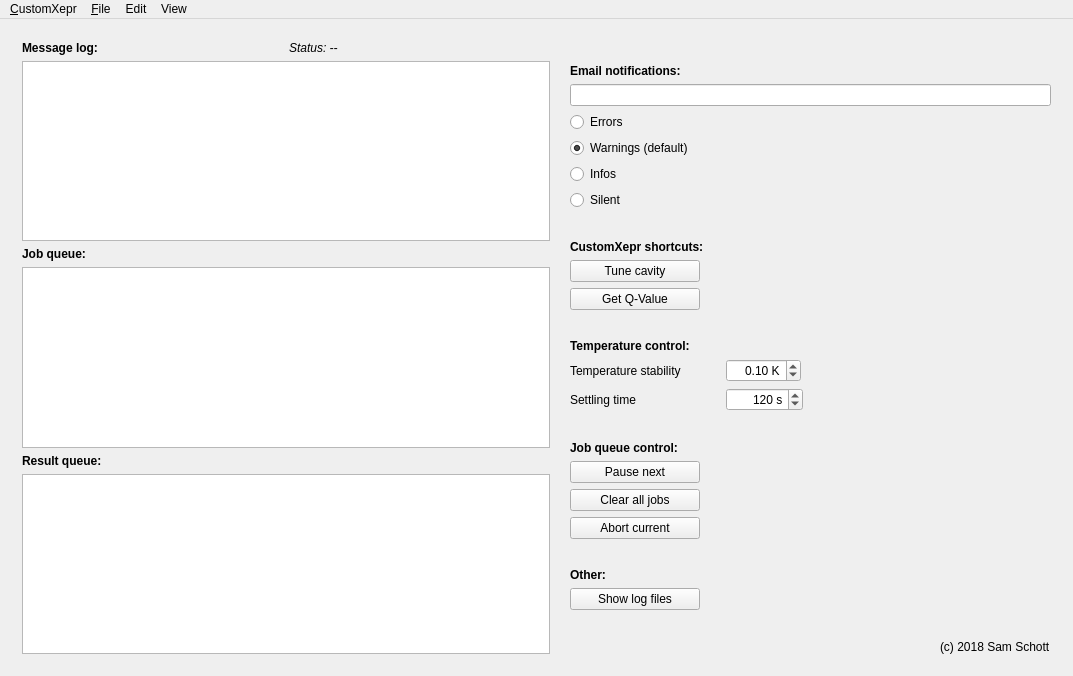
The window that xeprtools/customxepr_ui.ui (OE-FET/customxepr) describes before a commit, drawn with Qt 5.
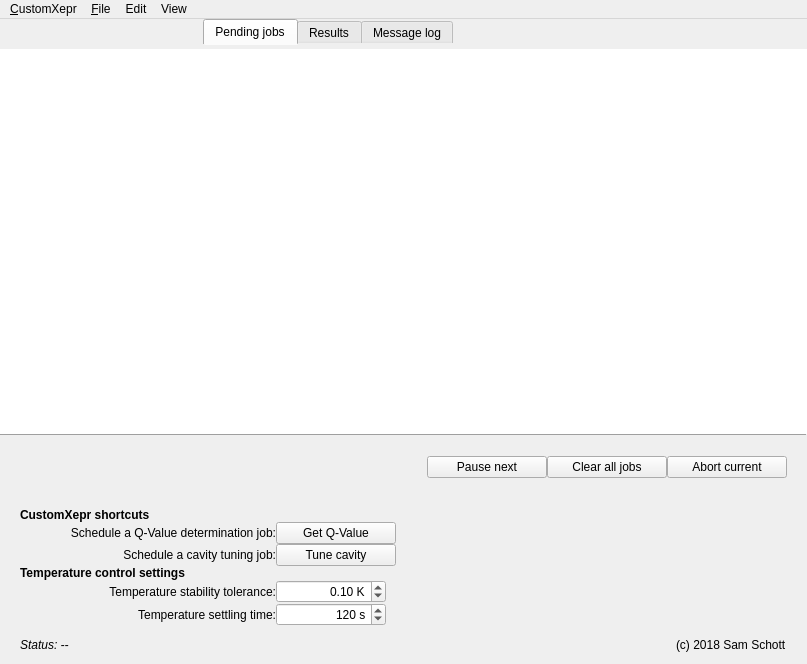
The same window after the commit. Custom widgets are drawn as their Qt base class.

Commit message: updated README, deleted old ui

```diff
--- a/xeprtools/customxepr_ui.ui
+++ b/xeprtools/customxepr_ui.ui
@@ -6,8 +6,8 @@
    <rect>
     <x>0</x>
     <y>0</y>
-    <width>1073</width>
-    <height>676</height>
+    <width>807</width>
+    <height>664</height>
    </rect>
   </property>
   <property name="palette">
@@ -50,63 +50,35 @@
   <property name="windowTitle">
    <string>CustomXepr</string>
   </property>
+  <property name="unifiedTitleAndToolBarOnMac">
+   <bool>true</bool>
+  </property>
   <widget class="QWidget" name="centralwidget">
    <layout class="QGridLayout" name="gridLayout">
     <property name="leftMargin">
-     <number>22</number>
+     <number>0</number>
     </property>
     <property name="topMargin">
-     <number>22</number>
+     <number>0</number>
     </property>
     <property name="rightMargin">
-     <number>22</number>
+     <number>0</number>
     </property>
     <property name="bottomMargin">
-     <number>22</number>
+     <number>12</number>
+    </property>
+    <property name="verticalSpacing">
+     <number>0</number>
+    </property>
+    <item row="3" column="0" rowspan="3" colspan="4">
+     <layout class="QGridLayout" name="gridLayout_8">
+      <property name="leftMargin">
+       <number>20</number>
+      </property>
+      <property name="rightMargin">
+       <number>20</number>
     </property>
     <item row="0" column="0">
-     <widget class="QSplitter" name="splitter">
-      <property name="orientation">
-       <enum>Qt::Horizontal</enum>
-      </property>
-      <property name="handleWidth">
-       <number>0</number>
-      </property>
-      <property name="childrenCollapsible">
-       <bool>true</bool>
-      </property>
-      <widget class="QWidget" name="layoutWidget">
-       <layout class="QGridLayout" name="gridLayout1">
-        <property name="rightMargin">
-         <number>10</number>
-        </property>
-        <item row="2" column="0" colspan="2">
-         <widget class="QLabel" name="label_2">
-          <property name="font">
-           <font>
-            <weight>75</weight>
-            <bold>true</bold>
-           </font>
-          </property>
-          <property name="text">
-           <string>Job queue:</string>
-          </property>
-         </widget>
-        </item>
-        <item row="4" column="0" colspan="2">
-         <widget class="QLabel" name="label_4">
-          <property name="font">
-           <font>
-            <weight>75</weight>
-            <bold>true</bold>
-           </font>
-          </property>
-          <property name="text">
-           <string>Result queue:</string>
-          </property>
-         </widget>
-        </item>
-        <item row="0" column="1">
          <widget class="QLabel" name="statusField">
           <property name="font">
            <font>
@@ -118,136 +90,233 @@
           </property>
          </widget>
         </item>
-        <item row="1" column="0" colspan="2">
-         <widget class="QTreeView" name="messageLogDisplay">
-          <property name="alternatingRowColors">
-           <bool>true</bool>
+      <item row="0" column="1" alignment="Qt::AlignRight">
+       <widget class="QLabel" name="labelCopyRight">
+        <property name="text">
+         <string>(c) 2018 Sam Schott</string>
           </property>
          </widget>
         </item>
-        <item row="3" column="0" colspan="2">
+     </layout>
+    </item>
+    <item row="0" column="1" colspan="2">
+     <widget class="QTabWidget" name="tabWidget">
+      <property name="maximumSize">
+       <size>
+        <width>16777215</width>
+        <height>30</height>
+       </size>
+      </property>
+      <property name="styleSheet">
+       <string notr="true">QTabWidget::pane
+{
+    border-top: transparent;
+    background-color: transparent;
+}
+</string>
+      </property>
+      <property name="currentIndex">
+       <number>0</number>
+      </property>
+      <widget class="QWidget" name="tab">
+       <attribute name="title">
+        <string>Pending jobs</string>
+       </attribute>
+       <layout class="QGridLayout" name="gridLayout_4">
+        <property name="leftMargin">
+         <number>0</number>
+        </property>
+        <property name="rightMargin">
+         <number>0</number>
+        </property>
+        <property name="horizontalSpacing">
+         <number>-1</number>
+        </property>
+       </layout>
+      </widget>
+      <widget class="QWidget" name="tab_2">
+       <attribute name="title">
+        <string>Results</string>
+       </attribute>
+       <layout class="QGridLayout" name="gridLayout_6">
+        <property name="leftMargin">
+         <number>0</number>
+        </property>
+        <property name="rightMargin">
+         <number>0</number>
+        </property>
+       </layout>
+      </widget>
+      <widget class="QWidget" name="tab_3">
+       <attribute name="title">
+        <string>Message log</string>
+       </attribute>
+       <layout class="QGridLayout" name="gridLayout_5">
+        <property name="leftMargin">
+         <number>0</number>
+        </property>
+        <property name="rightMargin">
+         <number>0</number>
+        </property>
+       </layout>
+      </widget>
+     </widget>
+    </item>
+    <item row="1" column="0" colspan="4">
+     <widget class="QStackedWidget" name="stackedWidget">
+      <property name="currentIndex">
+       <number>0</number>
+      </property>
+      <widget class="QWidget" name="page">
+       <layout class="QGridLayout" name="gridLayout_2">
+        <property name="leftMargin">
+         <number>0</number>
+        </property>
+        <property name="topMargin">
+         <number>0</number>
+        </property>
+        <property name="rightMargin">
+         <number>0</number>
+        </property>
+        <property name="bottomMargin">
+         <number>12</number>
+        </property>
+        <property name="verticalSpacing">
+         <number>0</number>
+        </property>
+        <item row="0" column="0" colspan="2">
          <widget class="QTreeView" name="jobQueueDisplay">
-          <property name="contextMenuPolicy">
-           <enum>Qt::ActionsContextMenu</enum>
+          <property name="frameShape">
+           <enum>QFrame::NoFrame</enum>
+          </property>
+          <property name="editTriggers">
+           <set>QAbstractItemView::NoEditTriggers</set>
           </property>
           <property name="alternatingRowColors">
            <bool>true</bool>
           </property>
           <property name="selectionMode">
-           <enum>QAbstractItemView::ExtendedSelection</enum>
+           <enum>QAbstractItemView::MultiSelection</enum>
+          </property>
+          <property name="autoExpandDelay">
+           <number>1</number>
           </property>
          </widget>
         </item>
+        <item row="3" column="0" colspan="2">
+         <layout class="QGridLayout" name="gridLayout_12">
+          <property name="leftMargin">
+           <number>20</number>
+          </property>
+          <property name="topMargin">
+           <number>20</number>
+          </property>
+          <property name="rightMargin">
+           <number>20</number>
+          </property>
+          <property name="bottomMargin">
+           <number>30</number>
+          </property>
         <item row="0" column="0">
-         <widget class="QLabel" name="label_1">
-          <property name="font">
-           <font>
-            <weight>75</weight>
-            <bold>true</bold>
-           </font>
+           <spacer name="horizontalSpacer_2">
+            <property name="orientation">
+             <enum>Qt::Horizontal</enum>
+            </property>
+            <property name="sizeHint" stdset="0">
+             <size>
+              <width>40</width>
+              <height>20</height>
+             </size>
+            </property>
+           </spacer>
+          </item>
+          <item row="0" column="1">
+           <widget class="QPushButton" name="pauseButton">
+            <property name="minimumSize">
+             <size>
+              <width>120</width>
+              <height>0</height>
+             </size>
+            </property>
+            <property name="maximumSize">
+             <size>
+              <width>120</width>
+              <height>16777215</height>
+             </size>
+            </property>
+            <property name="toolTip">
+             <string>&lt;html&gt;&lt;head/&gt;&lt;body&gt;&lt;p&gt;Pause after the current job has been executed. &lt;/p&gt;&lt;/body&gt;&lt;/html&gt;</string>
           </property>
           <property name="text">
-           <string>Message log:</string>
+             <string>Pause next</string>
           </property>
          </widget>
         </item>
-        <item row="5" column="0" colspan="2">
-         <widget class="QTreeView" name="resultQueueDisplay">
-          <property name="alternatingRowColors">
-           <bool>true</bool>
-          </property>
-          <property name="selectionMode">
-           <enum>QAbstractItemView::ExtendedSelection</enum>
-          </property>
-         </widget>
-        </item>
-       </layout>
-      </widget>
-      <widget class="QWidget" name="layoutWidget_2">
-       <layout class="QGridLayout" name="gridLayout_2" columnstretch="2,0">
-        <property name="leftMargin">
-         <number>10</number>
-        </property>
-        <item row="19" column="0" colspan="2" alignment="Qt::AlignLeft">
+          <item row="0" column="3">
          <widget class="QPushButton" name="abortButton">
           <property name="minimumSize">
            <size>
-            <width>130</width>
+              <width>120</width>
             <height>0</height>
            </size>
           </property>
+            <property name="maximumSize">
+             <size>
+              <width>120</width>
+              <height>16777215</height>
+             </size>
+            </property>
+            <property name="toolTip">
+             <string>&lt;html&gt;&lt;head/&gt;&lt;body&gt;&lt;p&gt;Abort the current job, move on to the next.&lt;/p&gt;&lt;/body&gt;&lt;/html&gt;</string>
+            </property>
           <property name="text">
            <string>Abort current</string>
           </property>
          </widget>
         </item>
-        <item row="20" column="0" colspan="2">
-         <spacer name="verticalSpacer_4">
-          <property name="orientation">
-           <enum>Qt::Vertical</enum>
-          </property>
-          <property name="sizeHint" stdset="0">
-           <size>
-            <width>20</width>
-            <height>40</height>
-           </size>
-          </property>
-         </spacer>
-        </item>
-        <item row="3" column="0" colspan="2">
-         <widget class="QRadioButton" name="radioButtonErrorMail">
-          <property name="text">
-           <string>Errors</string>
-          </property>
-         </widget>
-        </item>
-        <item row="18" column="0" colspan="2" alignment="Qt::AlignLeft">
+          <item row="0" column="2">
          <widget class="QPushButton" name="clearButton">
           <property name="minimumSize">
            <size>
-            <width>130</width>
+              <width>120</width>
             <height>0</height>
            </size>
           </property>
+            <property name="maximumSize">
+             <size>
+              <width>120</width>
+              <height>16777215</height>
+             </size>
+            </property>
+            <property name="toolTip">
+             <string>&lt;html&gt;&lt;head/&gt;&lt;body&gt;&lt;p&gt;Clear all pending jobs.&lt;/p&gt;&lt;/body&gt;&lt;/html&gt;</string>
+            </property>
           <property name="text">
            <string>Clear all jobs</string>
           </property>
          </widget>
         </item>
-        <item row="6" column="0" colspan="2">
-         <widget class="QRadioButton" name="radioButtonNoMail">
-          <property name="text">
-           <string>Silent</string>
-          </property>
-         </widget>
+         </layout>
         </item>
-        <item row="1" column="0" colspan="2">
-         <widget class="QLabel" name="labelEmailSettings">
-          <property name="sizePolicy">
-           <sizepolicy hsizetype="Preferred" vsizetype="Preferred">
-            <horstretch>0</horstretch>
-            <verstretch>0</verstretch>
-           </sizepolicy>
+        <item row="2" column="0" colspan="2">
+         <widget class="Line" name="line">
+          <property name="frameShadow">
+           <enum>QFrame::Raised</enum>
           </property>
-          <property name="font">
-           <font>
-            <weight>75</weight>
-            <bold>true</bold>
-           </font>
+          <property name="orientation">
+           <enum>Qt::Horizontal</enum>
           </property>
-          <property name="text">
-           <string>Email notifications:</string>
-          </property>
          </widget>
         </item>
-        <item row="5" column="0" colspan="2">
-         <widget class="QRadioButton" name="radioButtonInfoMail">
-          <property name="text">
-           <string>Infos</string>
+        <item row="5" column="0" rowspan="3" colspan="2">
+         <layout class="QGridLayout" name="gridLayout_11" columnstretch="1,2">
+          <property name="leftMargin">
+           <number>20</number>
           </property>
-         </widget>
-        </item>
-        <item row="13" column="0">
+          <property name="rightMargin">
+           <number>20</number>
+          </property>
+          <item row="4" column="0">
          <widget class="QLabel" name="labelT_tolerance">
           <property name="sizePolicy">
            <sizepolicy hsizetype="Expanding" vsizetype="Preferred">
@@ -255,53 +324,18 @@
             <verstretch>0</verstretch>
            </sizepolicy>
           </property>
-          <property name="minimumSize">
-           <size>
-            <width>150</width>
-            <height>21</height>
-           </size>
-          </property>
-          <property name="maximumSize">
-           <size>
-            <width>100</width>
-            <height>16777215</height>
-           </size>
-          </property>
+            <property name="toolTip">
+             <string>&lt;html&gt;&lt;head/&gt;&lt;body&gt;&lt;p&gt;Maximum fluctuations allowed for the temperature to be considered stable.&lt;/p&gt;&lt;/body&gt;&lt;/html&gt;</string>
+            </property>
           <property name="text">
-           <string>Temperature stability</string>
-          </property>
-         </widget>
-        </item>
-        <item row="12" column="0" colspan="2">
-         <widget class="QLabel" name="labelTempControl">
-          <property name="font">
-           <font>
-            <weight>75</weight>
-            <bold>true</bold>
-           </font>
-          </property>
-          <property name="text">
-           <string>Temperature control:</string>
-          </property>
-         </widget>
-        </item>
-        <item row="0" column="0" colspan="2">
-         <spacer name="verticalSpacer_5">
-          <property name="orientation">
-           <enum>Qt::Vertical</enum>
-          </property>
-          <property name="sizeType">
-           <enum>QSizePolicy::Maximum</enum>
-          </property>
-          <property name="sizeHint" stdset="0">
-           <size>
-            <width>20</width>
-            <height>40</height>
-           </size>
-          </property>
-         </spacer>
-        </item>
-        <item row="14" column="0">
+             <string>Temperature stability tolerance:</string>
+            </property>
+            <property name="alignment">
+             <set>Qt::AlignRight|Qt::AlignTrailing|Qt::AlignVCenter</set>
+            </property>
+           </widget>
+          </item>
+          <item row="5" column="0">
          <widget class="QLabel" name="labelT_settling">
           <property name="sizePolicy">
            <sizepolicy hsizetype="Expanding" vsizetype="Preferred">
@@ -309,90 +343,34 @@
             <verstretch>0</verstretch>
            </sizepolicy>
           </property>
-          <property name="maximumSize">
-           <size>
-            <width>100</width>
-            <height>16777215</height>
-           </size>
+            <property name="toolTip">
+             <string>&lt;html&gt;&lt;head/&gt;&lt;body&gt;&lt;p&gt;Settling time for the temperature after fluctuations are within the tolerance.&lt;/p&gt;&lt;/body&gt;&lt;/html&gt;</string>
           </property>
           <property name="text">
-           <string>Settling time</string>
-          </property>
-         </widget>
-        </item>
-        <item row="7" column="0" colspan="2">
-         <spacer name="verticalSpacer_1">
-          <property name="orientation">
-           <enum>Qt::Vertical</enum>
-          </property>
-          <property name="sizeType">
-           <enum>QSizePolicy::Maximum</enum>
-          </property>
-          <property name="sizeHint" stdset="0">
-           <size>
-            <width>20</width>
-            <height>40</height>
-           </size>
-          </property>
-         </spacer>
-        </item>
-        <item row="4" column="0" colspan="2">
-         <widget class="QRadioButton" name="radioButtonWarningMail">
-          <property name="text">
-           <string>Warnings (default)</string>
-          </property>
-          <property name="checked">
-           <bool>true</bool>
-          </property>
-         </widget>
-        </item>
-        <item row="2" column="0" colspan="2">
-         <widget class="QLineEdit" name="lineEditEmailList">
-          <property name="sizePolicy">
-           <sizepolicy hsizetype="Preferred" vsizetype="Fixed">
-            <horstretch>0</horstretch>
-            <verstretch>0</verstretch>
-           </sizepolicy>
-          </property>
-         </widget>
-        </item>
-        <item row="9" column="0" colspan="2" alignment="Qt::AlignLeft">
-         <widget class="QPushButton" name="tuneButton">
+             <string>Temperature settling time:</string>
+            </property>
+            <property name="alignment">
+             <set>Qt::AlignRight|Qt::AlignTrailing|Qt::AlignVCenter</set>
+            </property>
+           </widget>
+          </item>
+          <item row="5" column="1" alignment="Qt::AlignLeft">
+           <widget class="ScienDSpinBox" name="lineEditT_settling">
           <property name="minimumSize">
            <size>
-            <width>130</width>
+              <width>110</width>
             <height>0</height>
            </size>
           </property>
-          <property name="text">
-           <string>Tune cavity</string>
-          </property>
-         </widget>
-        </item>
-        <item row="15" column="0" colspan="2">
-         <spacer name="verticalSpacer_2">
-          <property name="orientation">
-           <enum>Qt::Vertical</enum>
-          </property>
-          <property name="sizeType">
-           <enum>QSizePolicy::Maximum</enum>
-          </property>
-          <property name="sizeHint" stdset="0">
-           <size>
-            <width>20</width>
-            <height>40</height>
-           </size>
-          </property>
-         </spacer>
-        </item>
-        <item row="14" column="1" alignment="Qt::AlignLeft">
-         <widget class="QDoubleSpinBox" name="lineEditT_settling">
           <property name="maximumSize">
            <size>
-            <width>80</width>
+              <width>110</width>
             <height>16777215</height>
            </size>
           </property>
+            <property name="toolTip">
+             <string>&lt;html&gt;&lt;head/&gt;&lt;body&gt;&lt;p&gt;Settling time for the temperature after fluctuations are within the tolerance.&lt;/p&gt;&lt;/body&gt;&lt;/html&gt;</string>
+            </property>
           <property name="alignment">
            <set>Qt::AlignRight|Qt::AlignTrailing|Qt::AlignVCenter</set>
           </property>
@@ -403,7 +381,7 @@
            <number>0</number>
           </property>
           <property name="maximum">
-           <double>999999.000000000000000</double>
+             <double>99999.000000000000000</double>
           </property>
           <property name="singleStep">
            <double>10.000000000000000</double>
@@ -413,145 +391,340 @@
           </property>
          </widget>
         </item>
-        <item row="11" column="0" colspan="2">
-         <spacer name="verticalSpacer_6">
-          <property name="orientation">
-           <enum>Qt::Vertical</enum>
-          </property>
-          <property name="sizeHint" stdset="0">
+          <item row="1" column="0">
+           <widget class="QLabel" name="label_3">
+            <property name="text">
+             <string>Schedule a Q-Value determination job:</string>
+            </property>
+            <property name="alignment">
+             <set>Qt::AlignRight|Qt::AlignTrailing|Qt::AlignVCenter</set>
+            </property>
+           </widget>
+          </item>
+          <item row="4" column="1" alignment="Qt::AlignLeft">
+           <widget class="ScienDSpinBox" name="lineEditT_tolerance">
+            <property name="minimumSize">
            <size>
-            <width>20</width>
-            <height>40</height>
-           </size>
-          </property>
-         </spacer>
-        </item>
-        <item row="10" column="0" colspan="2" alignment="Qt::AlignLeft">
+              <width>110</width>
+              <height>0</height>
+             </size>
+            </property>
+            <property name="maximumSize">
+             <size>
+              <width>110</width>
+              <height>16777215</height>
+             </size>
+            </property>
+            <property name="toolTip">
+             <string>&lt;html&gt;&lt;head/&gt;&lt;body&gt;&lt;p&gt;Maximum fluctuations allowed for the temperature to be considered stable.&lt;/p&gt;&lt;/body&gt;&lt;/html&gt;</string>
+            </property>
+            <property name="alignment">
+             <set>Qt::AlignRight|Qt::AlignTrailing|Qt::AlignVCenter</set>
+            </property>
+            <property name="suffix">
+             <string> K</string>
+            </property>
+            <property name="singleStep">
+             <double>0.100000000000000</double>
+            </property>
+            <property name="value">
+             <double>0.100000000000000</double>
+            </property>
+           </widget>
+          </item>
+          <item row="2" column="0">
+           <widget class="QLabel" name="label_4">
+            <property name="text">
+             <string>Schedule a cavity tuning job:</string>
+            </property>
+            <property name="alignment">
+             <set>Qt::AlignRight|Qt::AlignTrailing|Qt::AlignVCenter</set>
+            </property>
+           </widget>
+          </item>
+          <item row="0" column="0" colspan="2">
+           <widget class="QLabel" name="labelCustomXeprControl">
+            <property name="font">
+             <font>
+              <weight>75</weight>
+              <bold>true</bold>
+             </font>
+            </property>
+            <property name="text">
+             <string>CustomXepr shortcuts</string>
+            </property>
+           </widget>
+          </item>
+          <item row="3" column="0" colspan="2">
+           <widget class="QLabel" name="labelTempControl">
+            <property name="font">
+             <font>
+              <weight>75</weight>
+              <bold>true</bold>
+             </font>
+            </property>
+            <property name="text">
+             <string>Temperature control settings</string>
+            </property>
+           </widget>
+          </item>
+          <item row="1" column="1" alignment="Qt::AlignLeft">
          <widget class="QPushButton" name="qValueButton">
           <property name="minimumSize">
            <size>
-            <width>130</width>
+              <width>120</width>
             <height>0</height>
            </size>
           </property>
+            <property name="maximumSize">
+             <size>
+              <width>120</width>
+              <height>16777215</height>
+             </size>
+            </property>
           <property name="text">
            <string>Get Q-Value</string>
           </property>
          </widget>
         </item>
-        <item row="17" column="0" colspan="2" alignment="Qt::AlignLeft">
-         <widget class="QPushButton" name="pauseButton">
+          <item row="2" column="1" alignment="Qt::AlignLeft">
+           <widget class="QPushButton" name="tuneButton">
           <property name="minimumSize">
            <size>
-            <width>130</width>
+              <width>120</width>
             <height>0</height>
            </size>
           </property>
+            <property name="maximumSize">
+             <size>
+              <width>120</width>
+              <height>16777215</height>
+             </size>
+            </property>
           <property name="text">
-           <string>Pause next</string>
+             <string>Tune cavity</string>
           </property>
          </widget>
         </item>
-        <item row="24" column="0" colspan="2" alignment="Qt::AlignRight">
-         <widget class="QLabel" name="labelCopyRight">
+         </layout>
+        </item>
+       </layout>
+      </widget>
+      <widget class="QWidget" name="page_2">
+       <layout class="QGridLayout" name="gridLayout_3">
+        <property name="leftMargin">
+         <number>0</number>
+        </property>
+        <property name="topMargin">
+         <number>0</number>
+        </property>
+        <property name="rightMargin">
+         <number>0</number>
+        </property>
+        <property name="verticalSpacing">
+         <number>0</number>
+        </property>
+        <item row="1" column="0">
+         <widget class="Line" name="line_3">
+          <property name="frameShadow">
+           <enum>QFrame::Raised</enum>
+          </property>
+          <property name="orientation">
+           <enum>Qt::Horizontal</enum>
+          </property>
+         </widget>
+        </item>
+        <item row="0" column="0">
+         <widget class="QTreeView" name="resultQueueDisplay">
+          <property name="frameShape">
+           <enum>QFrame::NoFrame</enum>
+          </property>
+          <property name="editTriggers">
+           <set>QAbstractItemView::NoEditTriggers</set>
+          </property>
+          <property name="alternatingRowColors">
+           <bool>true</bool>
+          </property>
+          <property name="selectionMode">
+           <enum>QAbstractItemView::MultiSelection</enum>
+          </property>
+         </widget>
+        </item>
+       </layout>
+      </widget>
+      <widget class="QWidget" name="page_3">
+       <layout class="QGridLayout" name="gridLayout_7">
+        <property name="leftMargin">
+         <number>0</number>
+        </property>
+        <property name="topMargin">
+         <number>0</number>
+        </property>
+        <property name="rightMargin">
+         <number>0</number>
+        </property>
+        <property name="verticalSpacing">
+         <number>0</number>
+        </property>
+        <item row="5" column="0" colspan="2">
+         <layout class="QGridLayout" name="gridLayout_9" columnstretch="1,2">
+          <property name="leftMargin">
+           <number>20</number>
+          </property>
+          <property name="topMargin">
+           <number>20</number>
+          </property>
+          <property name="rightMargin">
+           <number>20</number>
+          </property>
+          <property name="bottomMargin">
+           <number>20</number>
+          </property>
+          <item row="1" column="1" alignment="Qt::AlignLeft">
+           <widget class="QLineEdit" name="lineEditEmailList">
+            <property name="sizePolicy">
+             <sizepolicy hsizetype="Preferred" vsizetype="Fixed">
+              <horstretch>0</horstretch>
+              <verstretch>0</verstretch>
+             </sizepolicy>
+            </property>
+            <property name="minimumSize">
+             <size>
+              <width>300</width>
+              <height>0</height>
+             </size>
+            </property>
+            <property name="maximumSize">
+             <size>
+              <width>300</width>
+              <height>16777215</height>
+             </size>
+            </property>
+            <property name="toolTip">
+             <string>&lt;html&gt;&lt;head/&gt;&lt;body&gt;&lt;p&gt;Comma seperated list of addresses that notification emails will be sent to.&lt;/p&gt;&lt;/body&gt;&lt;/html&gt;</string>
+            </property>
+           </widget>
+          </item>
+          <item row="2" column="1">
+           <widget class="QRadioButton" name="radioButtonErrorMail">
           <property name="text">
-           <string>(c) 2018 Sam Schott</string>
-          </property>
-         </widget>
-        </item>
-        <item row="23" column="0" colspan="2">
-         <spacer name="verticalSpacer_3">
+             <string>Errors</string>
+            </property>
+            <attribute name="buttonGroup">
+             <string notr="true">bG</string>
+            </attribute>
+           </widget>
+          </item>
+          <item row="4" column="1">
+           <widget class="QRadioButton" name="radioButtonInfoMail">
+            <property name="text">
+             <string>Infos</string>
+            </property>
+            <attribute name="buttonGroup">
+             <string notr="true">bG</string>
+            </attribute>
+           </widget>
+          </item>
+          <item row="3" column="1">
+           <widget class="QRadioButton" name="radioButtonWarningMail">
+            <property name="text">
+             <string>Warnings (default)</string>
+            </property>
+            <property name="checked">
+             <bool>true</bool>
+            </property>
+            <attribute name="buttonGroup">
+             <string notr="true">bG</string>
+            </attribute>
+           </widget>
+          </item>
+          <item row="5" column="1">
+           <widget class="QRadioButton" name="radioButtonNoMail">
+            <property name="text">
+             <string>Silent</string>
+            </property>
+            <attribute name="buttonGroup">
+             <string notr="true">bG</string>
+            </attribute>
+           </widget>
+          </item>
+          <item row="1" column="0">
+           <widget class="QLabel" name="label">
+            <property name="text">
+             <string>Email addresses:</string>
+            </property>
+            <property name="alignment">
+             <set>Qt::AlignRight|Qt::AlignTrailing|Qt::AlignVCenter</set>
+            </property>
+           </widget>
+          </item>
+          <item row="0" column="0" colspan="2">
+           <widget class="QLabel" name="labelEmailSettings">
+            <property name="sizePolicy">
+             <sizepolicy hsizetype="Preferred" vsizetype="Preferred">
+              <horstretch>0</horstretch>
+              <verstretch>0</verstretch>
+             </sizepolicy>
+            </property>
+            <property name="font">
+             <font>
+              <weight>75</weight>
+              <bold>true</bold>
+             </font>
+            </property>
+            <property name="text">
+             <string>Email notifications settings</string>
+            </property>
+           </widget>
+          </item>
+          <item row="2" column="0">
+           <widget class="QLabel" name="label_2">
+            <property name="text">
+             <string>Notification level:</string>
+            </property>
+            <property name="alignment">
+             <set>Qt::AlignRight|Qt::AlignTrailing|Qt::AlignVCenter</set>
+            </property>
+           </widget>
+          </item>
+          <item row="3" column="0" rowspan="3">
+           <spacer name="horizontalSpacer">
           <property name="orientation">
-           <enum>Qt::Vertical</enum>
+             <enum>Qt::Horizontal</enum>
           </property>
           <property name="sizeHint" stdset="0">
            <size>
-            <width>20</width>
-            <height>40</height>
+              <width>40</width>
+              <height>20</height>
            </size>
           </property>
          </spacer>
         </item>
-        <item row="22" column="0" colspan="2" alignment="Qt::AlignLeft">
-         <widget class="QPushButton" name="pushButtonLogFiles">
-          <property name="sizePolicy">
-           <sizepolicy hsizetype="Minimum" vsizetype="Fixed">
-            <horstretch>0</horstretch>
-            <verstretch>0</verstretch>
-           </sizepolicy>
-          </property>
-          <property name="minimumSize">
-           <size>
-            <width>130</width>
-            <height>0</height>
-           </size>
-          </property>
-          <property name="text">
-           <string>Show log files</string>
-          </property>
-         </widget>
+         </layout>
         </item>
-        <item row="21" column="0" colspan="2">
-         <widget class="QLabel" name="labelOther">
-          <property name="font">
-           <font>
-            <weight>75</weight>
-            <bold>true</bold>
-           </font>
+        <item row="4" column="0" colspan="2">
+         <widget class="Line" name="line_2">
+          <property name="frameShadow">
+           <enum>QFrame::Raised</enum>
           </property>
-          <property name="text">
-           <string>Other:</string>
+          <property name="orientation">
+           <enum>Qt::Horizontal</enum>
           </property>
          </widget>
         </item>
-        <item row="16" column="0" colspan="2">
-         <widget class="QLabel" name="labelJobQControl">
-          <property name="font">
-           <font>
-            <weight>75</weight>
-            <bold>true</bold>
-           </font>
+        <item row="2" column="0" colspan="2">
+         <widget class="QTreeView" name="messageLogDisplay">
+          <property name="frameShape">
+           <enum>QFrame::NoFrame</enum>
           </property>
-          <property name="text">
-           <string>Job queue control:</string>
+          <property name="editTriggers">
+           <set>QAbstractItemView::NoEditTriggers</set>
           </property>
-         </widget>
-        </item>
-        <item row="8" column="0" colspan="2">
-         <widget class="QLabel" name="labelCustomXeprControl">
-          <property name="font">
-           <font>
-            <weight>75</weight>
-            <bold>true</bold>
-           </font>
+          <property name="alternatingRowColors">
+           <bool>true</bool>
           </property>
-          <property name="text">
-           <string>CustomXepr shortcuts:</string>
-          </property>
-         </widget>
-        </item>
-        <item row="13" column="1" alignment="Qt::AlignLeft">
-         <widget class="QDoubleSpinBox" name="lineEditT_tolerance">
-          <property name="maximumSize">
-           <size>
-            <width>80</width>
-            <height>16777215</height>
-           </size>
-          </property>
-          <property name="alignment">
-           <set>Qt::AlignRight|Qt::AlignTrailing|Qt::AlignVCenter</set>
-          </property>
-          <property name="suffix">
-           <string> K</string>
-          </property>
-          <property name="maximum">
-           <double>100.000000000000000</double>
-          </property>
-          <property name="singleStep">
-           <double>0.100000000000000</double>
-          </property>
-          <property name="value">
-           <double>0.100000000000000</double>
+          <property name="selectionMode">
+           <enum>QAbstractItemView::MultiSelection</enum>
           </property>
          </widget>
         </item>
@@ -566,15 +739,15 @@
     <rect>
      <x>0</x>
      <y>0</y>
-     <width>1073</width>
+     <width>807</width>
      <height>22</height>
     </rect>
    </property>
    <widget class="QMenu" name="menu_CustomXepr">
     <property name="geometry">
      <rect>
-      <x>401</x>
-      <y>131</y>
+      <x>298</x>
+      <y>154</y>
       <width>172</width>
       <height>96</height>
      </rect>
@@ -623,6 +796,13 @@
    </property>
   </action>
  </widget>
+ <customwidgets>
+  <customwidget>
+   <class>ScienDSpinBox</class>
+   <extends>QDoubleSpinBox</extends>
+   <header>utils.scientific_spinbox.h</header>
+  </customwidget>
+ </customwidgets>
  <tabstops>
   <tabstop>messageLogDisplay</tabstop>
   <tabstop>jobQueueDisplay</tabstop>
```
Left out of the diff: 38 changed lines with no effect on the pictures. Lines whose indentation alone changed are shown as unchanged. The commit also changes 4 other files.
